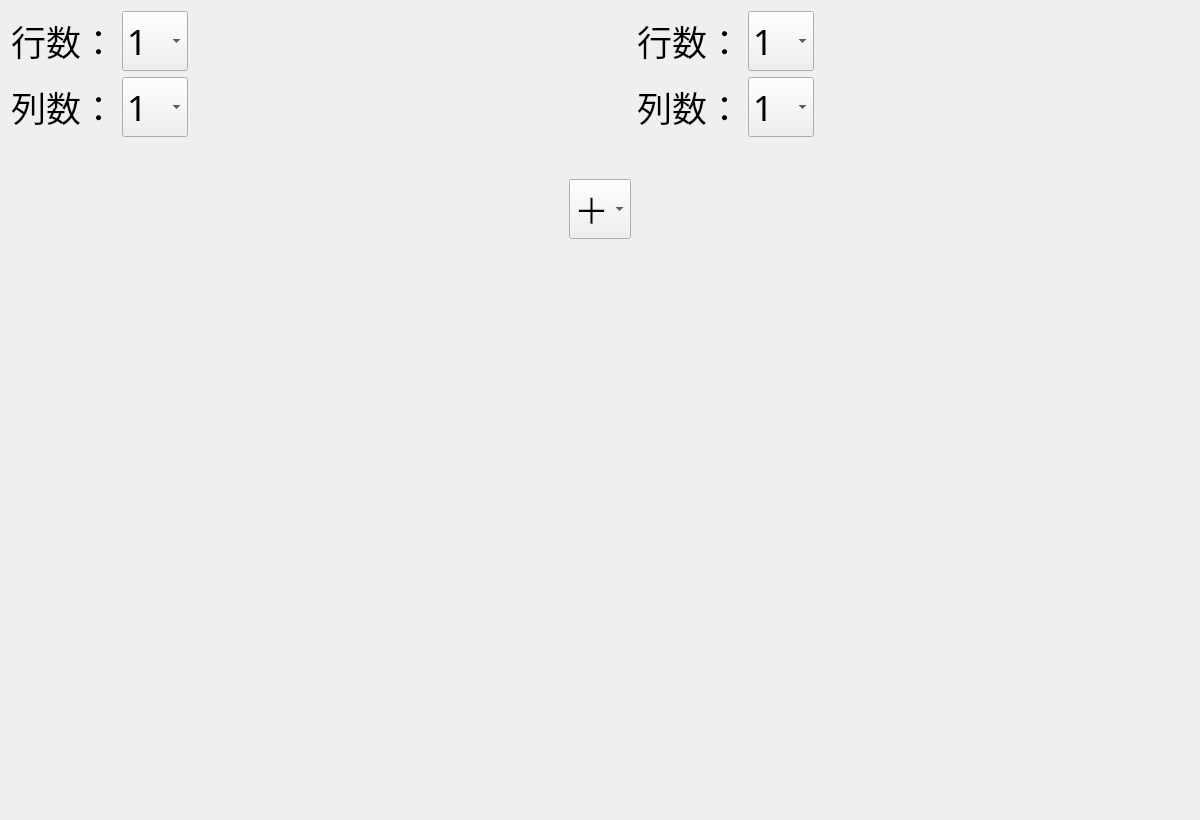
The window that ICcalculator/matrix.ui (tyanxie/IC_Calculator) describes before a commit, drawn with Qt 5.
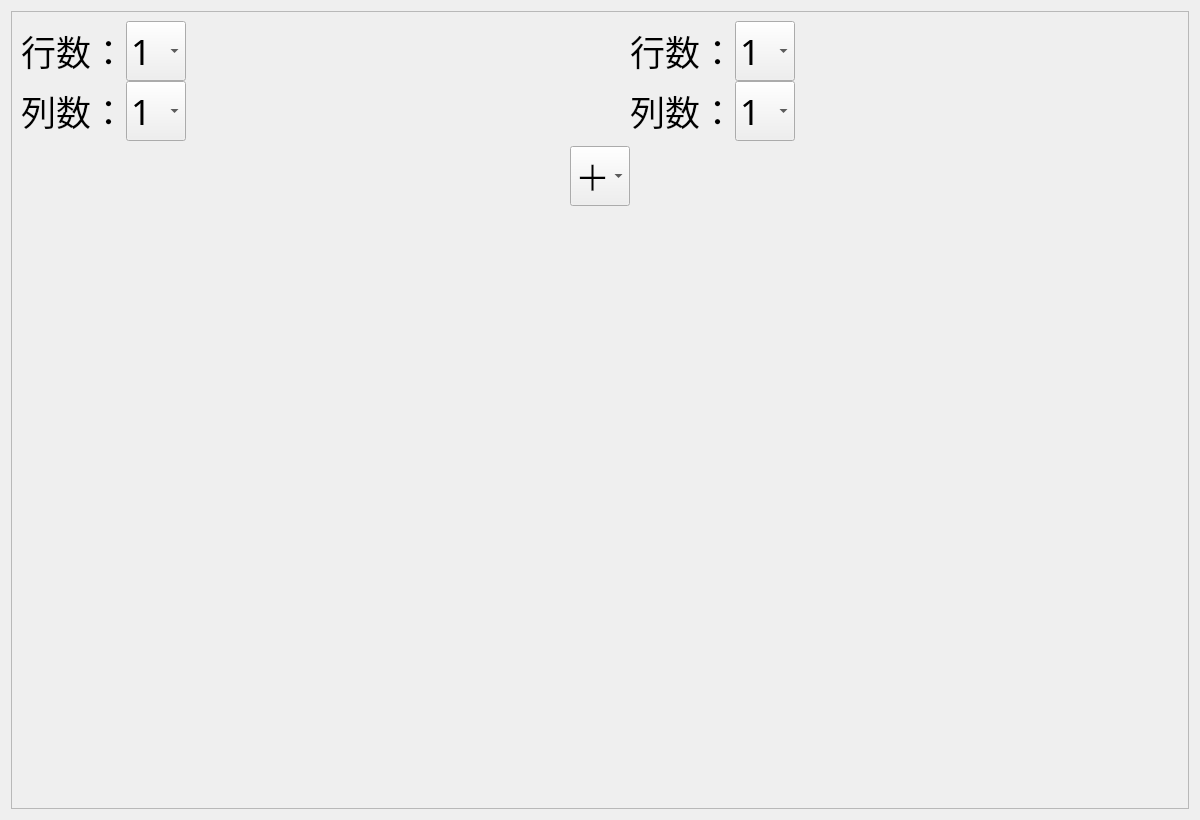
The same window after the commit.

Patch:
```diff
--- a/ICcalculator/matrix.ui
+++ b/ICcalculator/matrix.ui
@@ -13,9 +13,27 @@
   <property name="windowTitle">
    <string>Form</string>
   </property>
-  <layout class="QVBoxLayout" name="verticalLayout_4" stretch="1,1">
+  <layout class="QGridLayout" name="gridLayout">
+   <item row="0" column="0">
+    <widget class="QScrollArea" name="scrollArea">
+     <property name="widgetResizable">
+      <bool>true</bool>
+     </property>
+     <widget class="QWidget" name="scrollAreaWidgetContents_2">
+      <property name="geometry">
+       <rect>
+        <x>0</x>
+        <y>0</y>
+        <width>1180</width>
+        <height>800</height>
+       </rect>
+      </property>
+      <layout class="QVBoxLayout" name="verticalLayout_4" stretch="2,3">
    <item>
     <layout class="QHBoxLayout" name="horizontalLayout_5" stretch="1,6,1,1,6">
+         <property name="spacing">
+          <number>0</number>
+         </property>
      <item>
       <layout class="QVBoxLayout" name="verticalLayout_2" stretch="1,1,5">
        <item>
@@ -47,6 +65,18 @@
              <height>60</height>
             </size>
            </property>
+               <property name="maximumSize">
+                <size>
+                 <width>60</width>
+                 <height>16777215</height>
+                </size>
+               </property>
+               <property name="sizeIncrement">
+                <size>
+                 <width>0</width>
+                 <height>0</height>
+                </size>
+               </property>
            <property name="font">
             <font>
              <family>楷体</family>
@@ -136,6 +166,18 @@
              <height>60</height>
             </size>
            </property>
+               <property name="maximumSize">
+                <size>
+                 <width>60</width>
+                 <height>16777215</height>
+                </size>
+               </property>
+               <property name="sizeIncrement">
+                <size>
+                 <width>0</width>
+                 <height>0</height>
+                </size>
+               </property>
            <property name="font">
             <font>
              <family>楷体</family>
@@ -243,6 +285,12 @@
            <height>60</height>
           </size>
          </property>
+             <property name="maximumSize">
+              <size>
+               <width>60</width>
+               <height>60</height>
+              </size>
+             </property>
          <property name="font">
           <font>
            <family>楷体</family>
@@ -312,6 +360,18 @@
              <height>60</height>
             </size>
            </property>
+               <property name="maximumSize">
+                <size>
+                 <width>60</width>
+                 <height>16777215</height>
+                </size>
+               </property>
+               <property name="sizeIncrement">
+                <size>
+                 <width>0</width>
+                 <height>0</height>
+                </size>
+               </property>
            <property name="font">
             <font>
              <family>楷体</family>
@@ -401,6 +461,18 @@
              <height>60</height>
             </size>
            </property>
+               <property name="maximumSize">
+                <size>
+                 <width>60</width>
+                 <height>16777215</height>
+                </size>
+               </property>
+               <property name="sizeIncrement">
+                <size>
+                 <width>60</width>
+                 <height>0</height>
+                </size>
+               </property>
            <property name="font">
             <font>
              <family>楷体</family>
@@ -512,6 +584,10 @@
        <number>3</number>
       </property>
      </layout>
+        </widget>
+       </item>
+      </layout>
+     </widget>
     </widget>
    </item>
   </layout>
```
Lines whose indentation alone changed are shown as unchanged.
